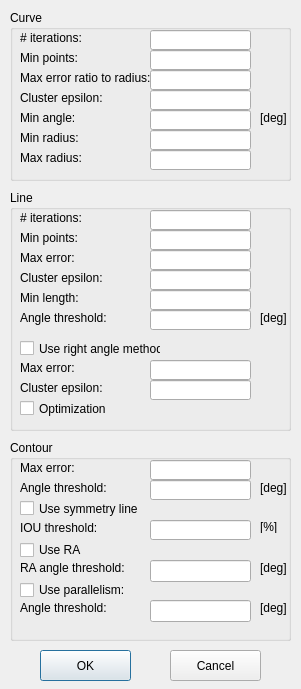
This is EfficientRANSAC2D/ContourOptionDialog.ui in xwzhangcs/EfficientRANSAC2D as Qt 5 draws it before an edit. The edited form follows.
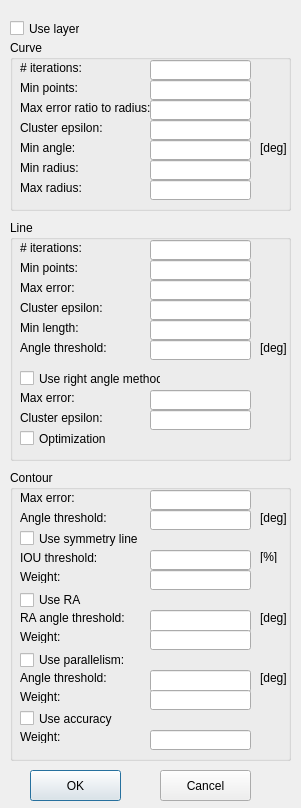
This is the edited form.

```diff
--- a/EfficientRANSAC2D/ContourOptionDialog.ui
+++ b/EfficientRANSAC2D/ContourOptionDialog.ui
@@ -7,7 +7,7 @@
     <x>0</x>
     <y>0</y>
     <width>301</width>
-    <height>689</height>
+    <height>808</height>
    </rect>
   </property>
   <property name="windowTitle">
@@ -16,8 +16,8 @@
   <widget class="QPushButton" name="pushButtonOK">
    <property name="geometry">
     <rect>
-     <x>40</x>
-     <y>650</y>
+     <x>30</x>
+     <y>770</y>
      <width>91</width>
      <height>31</height>
     </rect>
@@ -30,7 +30,7 @@
    <property name="geometry">
     <rect>
      <x>10</x>
-     <y>10</y>
+     <y>40</y>
      <width>281</width>
      <height>171</height>
     </rect>
@@ -216,8 +216,8 @@
   <widget class="QPushButton" name="pushButtonCancel">
    <property name="geometry">
     <rect>
-     <x>170</x>
-     <y>650</y>
+     <x>160</x>
+     <y>770</y>
      <width>91</width>
      <height>31</height>
     </rect>
@@ -230,7 +230,7 @@
    <property name="geometry">
     <rect>
      <x>10</x>
-     <y>190</y>
+     <y>220</y>
      <width>281</width>
      <height>241</height>
     </rect>
@@ -466,9 +466,9 @@
    <property name="geometry">
     <rect>
      <x>10</x>
-     <y>440</y>
+     <y>470</y>
      <width>281</width>
-     <height>201</height>
+     <height>291</height>
     </rect>
    </property>
    <property name="title">
@@ -586,7 +586,7 @@
     <property name="geometry">
      <rect>
       <x>10</x>
-      <y>100</y>
+      <y>120</y>
       <width>81</width>
       <height>20</height>
      </rect>
@@ -599,7 +599,7 @@
     <property name="geometry">
      <rect>
       <x>10</x>
-      <y>120</y>
+      <y>140</y>
       <width>121</width>
       <height>16</height>
      </rect>
@@ -612,7 +612,7 @@
     <property name="geometry">
      <rect>
       <x>140</x>
-      <y>120</y>
+      <y>140</y>
       <width>101</width>
       <height>22</height>
      </rect>
@@ -622,7 +622,7 @@
     <property name="geometry">
      <rect>
       <x>250</x>
-      <y>120</y>
+      <y>140</y>
       <width>31</width>
       <height>16</height>
      </rect>
@@ -635,7 +635,7 @@
     <property name="geometry">
      <rect>
       <x>10</x>
-      <y>140</y>
+      <y>180</y>
       <width>121</width>
       <height>20</height>
      </rect>
@@ -648,7 +648,7 @@
     <property name="geometry">
      <rect>
       <x>140</x>
-      <y>160</y>
+      <y>200</y>
       <width>101</width>
       <height>22</height>
      </rect>
@@ -658,7 +658,7 @@
     <property name="geometry">
      <rect>
       <x>250</x>
-      <y>160</y>
+      <y>200</y>
       <width>31</width>
       <height>16</height>
      </rect>
@@ -671,7 +671,7 @@
     <property name="geometry">
      <rect>
       <x>10</x>
-      <y>160</y>
+      <y>200</y>
       <width>94</width>
       <height>16</height>
      </rect>
@@ -680,6 +680,124 @@
      <string>Angle threshold:</string>
     </property>
    </widget>
+   <widget class="QLineEdit" name="lineEditSymmetryWeight">
+    <property name="geometry">
+     <rect>
+      <x>140</x>
+      <y>100</y>
+      <width>101</width>
+      <height>20</height>
+     </rect>
+    </property>
+   </widget>
+   <widget class="QLabel" name="label_29">
+    <property name="geometry">
+     <rect>
+      <x>10</x>
+      <y>100</y>
+      <width>47</width>
+      <height>13</height>
+     </rect>
+    </property>
+    <property name="text">
+     <string>Weight:</string>
+    </property>
+   </widget>
+   <widget class="QLineEdit" name="lineEditRaWeight">
+    <property name="geometry">
+     <rect>
+      <x>140</x>
+      <y>160</y>
+      <width>101</width>
+      <height>20</height>
+     </rect>
+    </property>
+   </widget>
+   <widget class="QLabel" name="label_30">
+    <property name="geometry">
+     <rect>
+      <x>10</x>
+      <y>160</y>
+      <width>47</width>
+      <height>13</height>
+     </rect>
+    </property>
+    <property name="text">
+     <string>Weight:</string>
+    </property>
+   </widget>
+   <widget class="QLabel" name="label_31">
+    <property name="geometry">
+     <rect>
+      <x>10</x>
+      <y>220</y>
+      <width>47</width>
+      <height>13</height>
+     </rect>
+    </property>
+    <property name="text">
+     <string>Weight:</string>
+    </property>
+   </widget>
+   <widget class="QLineEdit" name="lineEditParallelWeight">
+    <property name="geometry">
+     <rect>
+      <x>140</x>
+      <y>220</y>
+      <width>101</width>
+      <height>20</height>
+     </rect>
+    </property>
+   </widget>
+   <widget class="QLineEdit" name="lineEditAccuracyWeight">
+    <property name="geometry">
+     <rect>
+      <x>140</x>
+      <y>260</y>
+      <width>101</width>
+      <height>20</height>
+     </rect>
+    </property>
+   </widget>
+   <widget class="QLabel" name="label_32">
+    <property name="geometry">
+     <rect>
+      <x>10</x>
+      <y>260</y>
+      <width>47</width>
+      <height>13</height>
+     </rect>
+    </property>
+    <property name="text">
+     <string>Weight:</string>
+    </property>
+   </widget>
+   <widget class="QCheckBox" name="checkBoxAccuracy">
+    <property name="geometry">
+     <rect>
+      <x>10</x>
+      <y>240</y>
+      <width>131</width>
+      <height>17</height>
+     </rect>
+    </property>
+    <property name="text">
+     <string>Use accuracy</string>
+    </property>
+   </widget>
+  </widget>
+  <widget class="QCheckBox" name="checkBoxUseLayers">
+   <property name="geometry">
+    <rect>
+     <x>10</x>
+     <y>20</y>
+     <width>70</width>
+     <height>17</height>
+    </rect>
+   </property>
+   <property name="text">
+    <string>Use layers</string>
+   </property>
   </widget>
  </widget>
  <layoutdefault spacing="6" margin="11"/>
```
